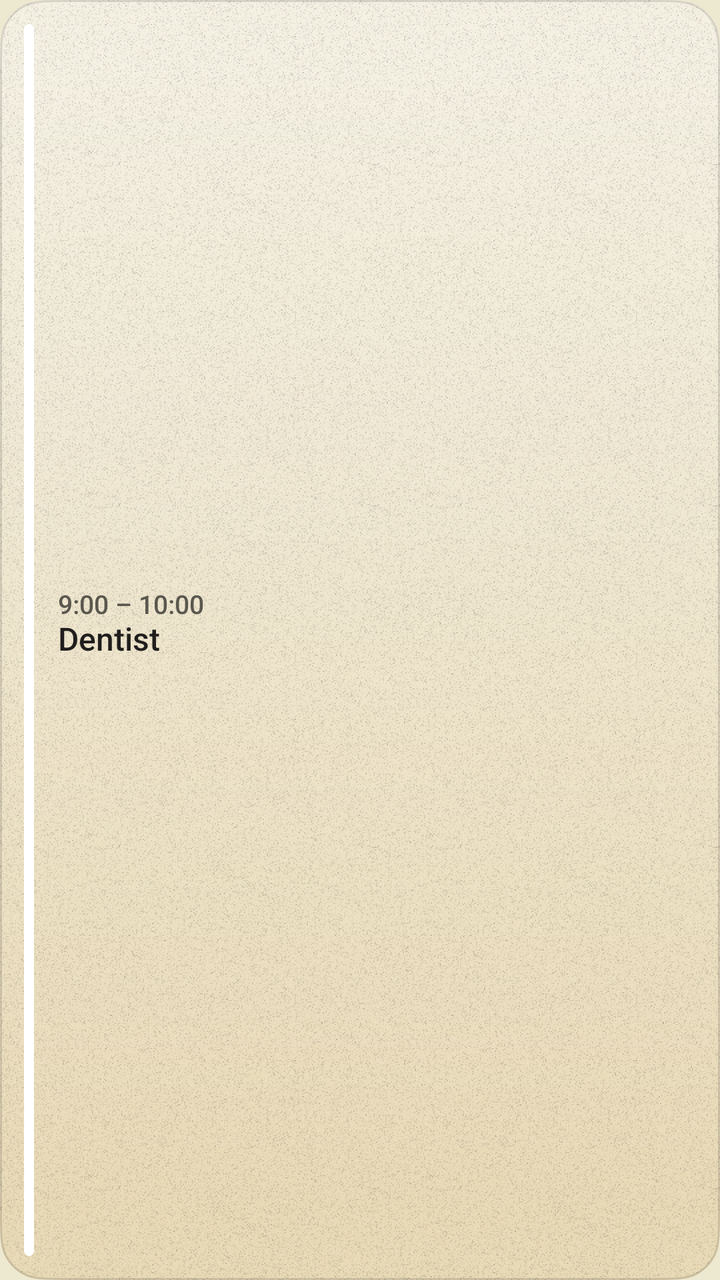
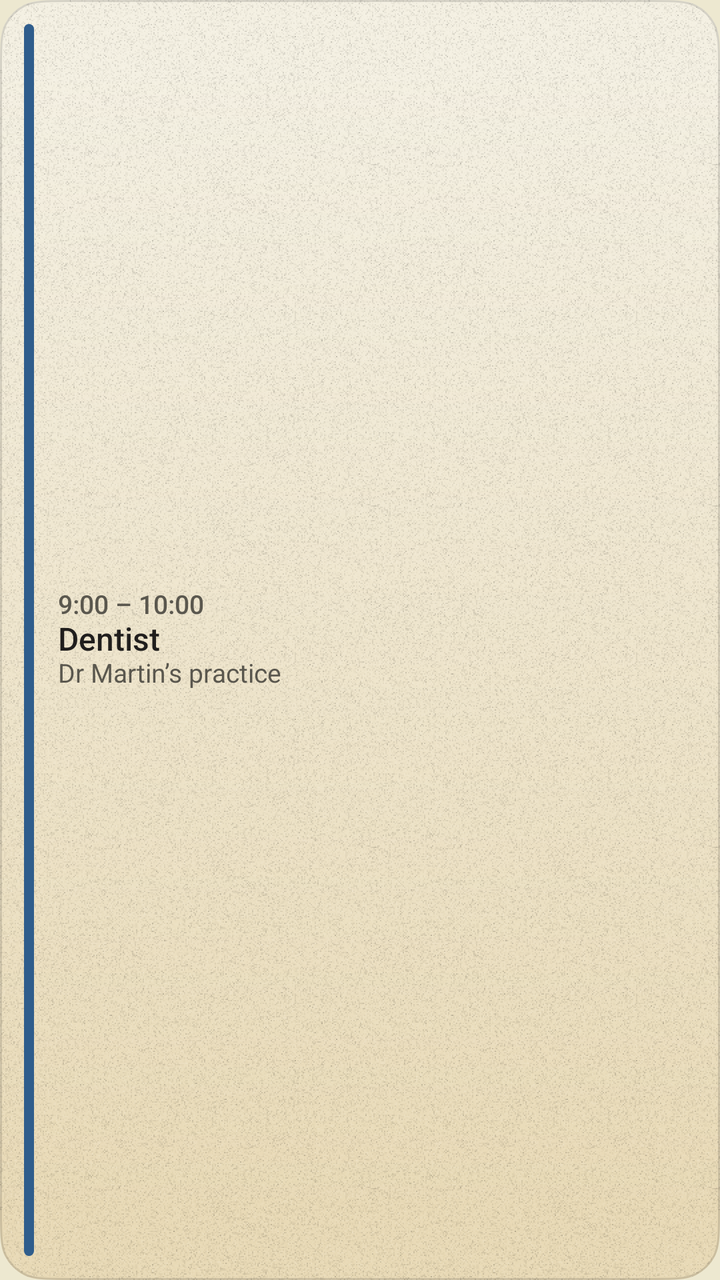

Two renders of the same Android screen: before a commit and after it. Below are the layout's source before the change and the commit's diff.
<!-- AndroidManifest.xml: application theme AppTheme -->
<!-- res/layout/widget_next.xml -->
<?xml version="1.0" encoding="utf-8"?>
<FrameLayout xmlns:android="http://schemas.android.com/apk/res/android"
    android:id="@android:id/background"
    android:clipToOutline="true"
    android:outlineProvider="bounds"
    android:layout_width="match_parent"
    android:layout_height="match_parent"
    android:background="@drawable/wgen_panel_ground"
    android:foreground="@drawable/wgen_panel_edge">

    <LinearLayout
        android:id="@+id/next_open"
        android:layout_width="match_parent"
        android:layout_height="match_parent"
        android:background="@drawable/wgen_row_press"
        android:contentDescription="@string/widget_open_app"
        android:gravity="center_vertical"
        android:orientation="horizontal"
        android:padding="12dp">

        <ImageView
            android:id="@+id/next_stripe"
            android:layout_width="5dp"
            android:layout_height="match_parent"
            android:importantForAccessibility="no"
            android:scaleType="fitXY"
            android:src="@drawable/wgen_stripe" />

        <LinearLayout
            android:layout_width="0dp"
            android:layout_height="wrap_content"
            android:layout_marginStart="12dp"
            android:layout_weight="1"
            android:orientation="vertical">

            <TextView
                android:id="@+id/next_when"
                style="@style/WidgetText.MetaStrong"
                android:layout_width="match_parent"
                android:layout_height="wrap_content"
                android:ellipsize="end"
                android:maxLines="1"
                android:text="@string/widget_preview_time" />

            <FrameLayout
                android:layout_width="match_parent"
                android:layout_height="wrap_content">

                <ImageView
                    android:id="@+id/next_title_image"
                    android:layout_width="wrap_content"
                    android:layout_height="wrap_content"
                    android:visibility="gone" />

                <TextView
                    android:id="@+id/next_title"
                    style="@style/WidgetText.Title"
                    android:layout_width="wrap_content"
                    android:layout_height="wrap_content"
                    android:ellipsize="end"
                    android:maxLines="2"
                    android:text="@string/widget_preview_event" />
            </FrameLayout>

            <TextView
                android:id="@+id/next_place"
                style="@style/WidgetText.Meta"
                android:layout_width="match_parent"
                android:layout_height="wrap_content"
                android:ellipsize="end"
                android:maxLines="1" />
        </LinearLayout>
    </LinearLayout>
</FrameLayout>
<!-- resources referenced by this layout -->
<resources>
  <!-- drawable wgen_row_press (drawable) -->
  <?xml version="1.0" encoding="utf-8"?>
  <selector xmlns:android="http://schemas.android.com/apk/res/android" android:exitFadeDuration="150">
    <item android:state_pressed="true" android:drawable="@drawable/wgen_row_tint"/>
    <item android:drawable="@android:color/transparent"/>
  </selector>
  <!-- drawable wgen_stripe (drawable) -->
  <?xml version="1.0" encoding="utf-8"?>
  <shape xmlns:android="http://schemas.android.com/apk/res/android" android:shape="rectangle"><corners android:radius="3dp"/><solid android:color="#FFFFFFFF"/><size android:width="5dp" android:height="36dp"/></shape>
  <string name="widget_open_app">Open Agenda</string>
  <string name="widget_preview_event">Dentist</string>
  <string name="widget_preview_time">9:00 – 10:00</string>
  <style name="WidgetText.Meta">
          <item name="android:textColor">@color/wgen_ink_muted</item>
          <item name="android:textSize">13sp</item>
          <item name="android:lineHeight">18sp</item>
      </style>
  <style name="WidgetText.MetaStrong" parent="WidgetText.Meta">
          <item name="android:fontFamily">sans-serif-medium</item>
      </style>
  <style name="WidgetText.Title">
          <item name="android:fontFamily">sans-serif-medium</item>
          <item name="android:textSize">16sp</item>
          <item name="android:lineHeight">22sp</item>
      </style>
  <style name="AppTheme" parent="Theme.AppCompat.DayNight.NoActionBar">
          <item name="android:editTextBackground">@drawable/rn_edit_text_material</item>
          <item name="android:windowBackground">@color/window_ground</item>
      </style>
  <!-- drawable wgen_panel_edge_tl (drawable) -->
  <?xml version="1.0" encoding="utf-8"?>
  <vector xmlns:android="http://schemas.android.com/apk/res/android" android:width="35.2dp" android:height="35.2dp" android:viewportWidth="35.2" android:viewportHeight="35.2">
    <group>
      <path android:pathData="M0.5,35.2 L0.5,34.9 C0.5,22.859,0.5,16.838,2.843,12.239 C4.905,8.194,8.194,4.905,12.239,2.843 C16.838,0.5,22.859,0.5,34.9,0.5 L35.2,0.5" android:fillColor="#00000000" android:strokeColor="@color/wgen_hairline" android:strokeWidth="1"/>
    </group>
  </vector>
  <color name="wgen_hairline">#24201E1D</color>
  <color name="wgen_ink_muted">#FF5A574E</color>
  <color name="window_ground">#EDE8D0</color>
  <!-- drawable wgen_row_tint_tl (drawable) -->
  <?xml version="1.0" encoding="utf-8"?>
  <vector xmlns:android="http://schemas.android.com/apk/res/android" android:width="19.2dp" android:height="19.2dp" android:viewportWidth="19.2" android:viewportHeight="19.2">
    <group>
      <path android:pathData="M0,19.2 L0,19.2 C0,12.479,0,9.119,1.308,6.552 C2.458,4.294,4.294,2.458,6.552,1.308 C9.119,0,12.479,0,19.2,0 L19.2,19.2 Z" android:fillColor="@color/wgen_press"/>
    </group>
  </vector>
  <!-- drawable wgen_row_tint_bl (drawable) -->
  <?xml version="1.0" encoding="utf-8"?>
  <vector xmlns:android="http://schemas.android.com/apk/res/android" android:width="19.2dp" android:height="19.2dp" android:viewportWidth="19.2" android:viewportHeight="19.2">
    <group android:scaleX="1" android:scaleY="-1" android:pivotX="9.6" android:pivotY="9.6">
      <path android:pathData="M0,19.2 L0,19.2 C0,12.479,0,9.119,1.308,6.552 C2.458,4.294,4.294,2.458,6.552,1.308 C9.119,0,12.479,0,19.2,0 L19.2,19.2 Z" android:fillColor="@color/wgen_press"/>
    </group>
  </vector>
  <color name="wgen_press">#1A201E1D</color>
  <!-- unchanged entries left out for length: 9 -->
</resources>

<!-- the commit's change to res/layout/widget_next.xml (unified diff, before → after) -->
@@ -24,7 +24,8 @@
             android:layout_height="match_parent"
             android:importantForAccessibility="no"
             android:scaleType="fitXY"
-            android:src="@drawable/wgen_stripe" />
+            android:src="@drawable/wgen_stripe"
+            android:tint="@color/wgen_pigment_blue" />
 
         <LinearLayout
             android:layout_width="0dp"
@@ -68,7 +69,8 @@
                 android:layout_width="match_parent"
                 android:layout_height="wrap_content"
                 android:ellipsize="end"
-                android:maxLines="1" />
+                android:maxLines="1"
+                android:text="@string/widget_preview_place" />
         </LinearLayout>
     </LinearLayout>
 </FrameLayout>
<!-- resource entries referenced after the edit -->
@@ -1,5 +1,6 @@
 <!-- resources referenced by this layout -->
 <resources>
+  <color name="wgen_pigment_blue">#FF2F5D8C</color>
   <!-- drawable wgen_row_press (drawable) -->
   <?xml version="1.0" encoding="utf-8"?>
   <selector xmlns:android="http://schemas.android.com/apk/res/android" android:exitFadeDuration="150">
@@ -11,6 +12,7 @@
   <shape xmlns:android="http://schemas.android.com/apk/res/android" android:shape="rectangle"><corners android:radius="3dp"/><solid android:color="#FFFFFFFF"/><size android:width="5dp" android:height="36dp"/></shape>
   <string name="widget_open_app">Open Agenda</string>
   <string name="widget_preview_event">Dentist</string>
+  <string name="widget_preview_place">Dr Martin’s practice</string>
   <string name="widget_preview_time">9:00 – 10:00</string>
   <style name="WidgetText.Meta">
           <item name="android:textColor">@color/wgen_ink_muted</item>
